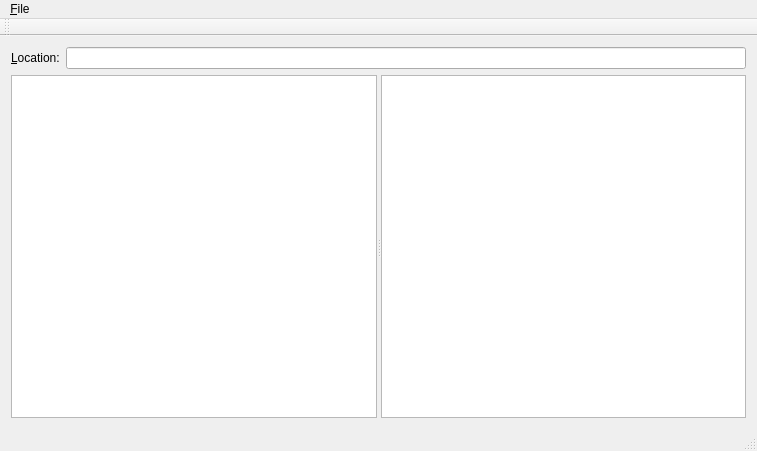
Qt form kfilewizard.ui (komh/kfw) before a commit.
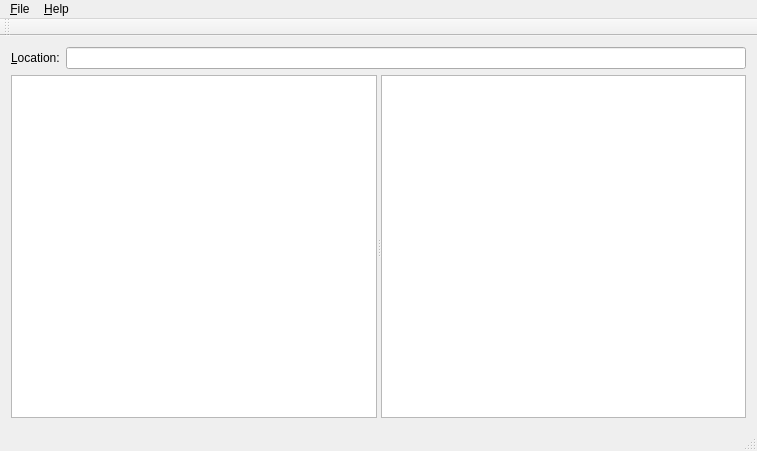
The same form after that commit. Custom widgets are drawn as their Qt base class.

Commit message: Add a about dialog

What changed in the file:
```diff
--- a/kfilewizard.ui
+++ b/kfilewizard.ui
@@ -72,7 +72,14 @@
     </property>
     <addaction name="fileExit"/>
    </widget>
+   <widget class="QMenu" name="helpMenu">
+    <property name="title">
+     <string>&amp;Help</string>
+    </property>
+    <addaction name="about"/>
+   </widget>
    <addaction name="fileMenu"/>
+   <addaction name="helpMenu"/>
   </widget>
   <widget class="QToolBar" name="mainToolBar">
    <attribute name="toolBarArea">
```
Left out of the diff: 5 changed lines with no effect on the pictures. The commit also changes 2 other files.
